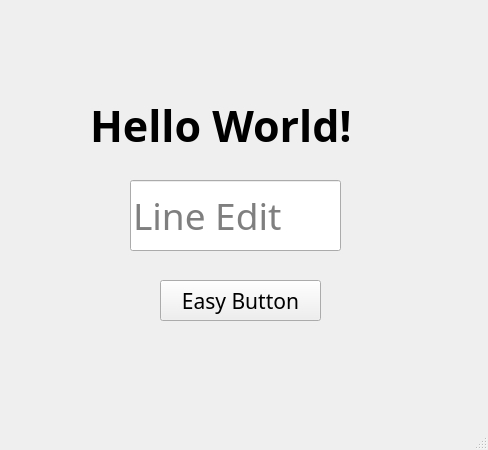
Before: the Qt Designer form src/tf2_gui_tools/ui/mainwindow.ui in HuaTsai/ROS2-TF-Tools, drawn with Qt 5.
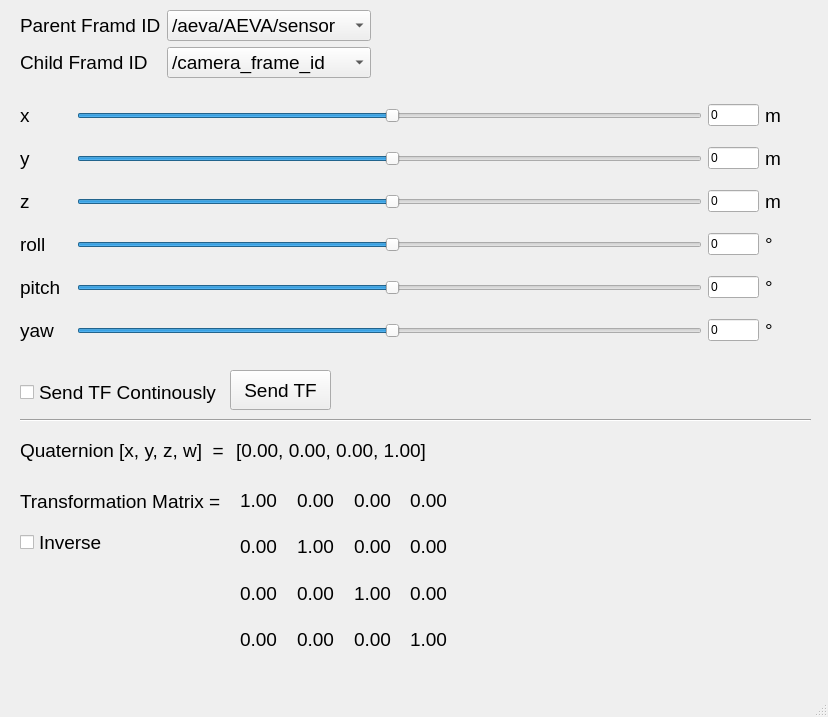
After: the same form once the commit is applied.

Commit message: feat: incorporate ros2 node, ui update

Patch:
```diff
--- a/src/tf2_gui_tools/ui/mainwindow.ui
+++ b/src/tf2_gui_tools/ui/mainwindow.ui
@@ -6,75 +6,784 @@
    <rect>
     <x>0</x>
     <y>0</y>
-    <width>488</width>
-    <height>450</height>
+    <width>828</width>
+    <height>717</height>
    </rect>
   </property>
   <property name="windowTitle">
    <string>MainWindow</string>
   </property>
   <widget class="QWidget" name="centralwidget">
-   <widget class="QLabel" name="label">
+   <widget class="QWidget" name="gridLayoutWidget">
     <property name="geometry">
      <rect>
-      <x>90</x>
+      <x>20</x>
       <y>90</y>
-      <width>331</width>
-      <height>71</height>
+      <width>761</width>
+      <height>271</height>
      </rect>
     </property>
+    <layout class="QGridLayout" name="gridLayout" columnstretch="7,86,7,0">
+     <property name="sizeConstraint">
+      <enum>QLayout::SetDefaultConstraint</enum>
+     </property>
+     <property name="horizontalSpacing">
+      <number>6</number>
+     </property>
+     <item row="0" column="0">
+      <widget class="QLabel" name="lb_x">
+       <property name="font">
+        <font>
+         <pointsize>14</pointsize>
+        </font>
+       </property>
+       <property name="text">
+        <string>x</string>
+       </property>
+      </widget>
+     </item>
+     <item row="5" column="1">
+      <widget class="QSlider" name="slider_rz">
+       <property name="value">
+        <number>50</number>
+       </property>
+       <property name="orientation">
+        <enum>Qt::Horizontal</enum>
+       </property>
+      </widget>
+     </item>
+     <item row="1" column="0">
+      <widget class="QLabel" name="lb_y">
+       <property name="font">
+        <font>
+         <pointsize>14</pointsize>
+        </font>
+       </property>
+       <property name="text">
+        <string>y</string>
+       </property>
+      </widget>
+     </item>
+     <item row="5" column="2">
+      <widget class="QLineEdit" name="le_rz">
+       <property name="sizePolicy">
+        <sizepolicy hsizetype="Preferred" vsizetype="Fixed">
+         <horstretch>0</horstretch>
+         <verstretch>0</verstretch>
+        </sizepolicy>
+       </property>
+       <property name="text">
+        <string>0</string>
+       </property>
+      </widget>
+     </item>
+     <item row="4" column="1">
+      <widget class="QSlider" name="slider_ry">
+       <property name="value">
+        <number>50</number>
+       </property>
+       <property name="orientation">
+        <enum>Qt::Horizontal</enum>
+       </property>
+      </widget>
+     </item>
+     <item row="2" column="2">
+      <widget class="QLineEdit" name="le_z">
+       <property name="sizePolicy">
+        <sizepolicy hsizetype="Preferred" vsizetype="Fixed">
+         <horstretch>0</horstretch>
+         <verstretch>0</verstretch>
+        </sizepolicy>
+       </property>
+       <property name="text">
+        <string>0</string>
+       </property>
+      </widget>
+     </item>
+     <item row="4" column="0">
+      <widget class="QLabel" name="lb_ry">
+       <property name="font">
+        <font>
+         <pointsize>14</pointsize>
+        </font>
+       </property>
+       <property name="text">
+        <string>pitch</string>
+       </property>
+      </widget>
+     </item>
+     <item row="0" column="1">
+      <widget class="QSlider" name="slider_x">
+       <property name="sizePolicy">
+        <sizepolicy hsizetype="Preferred" vsizetype="Fixed">
+         <horstretch>0</horstretch>
+         <verstretch>0</verstretch>
+        </sizepolicy>
+       </property>
+       <property name="value">
+        <number>50</number>
+       </property>
+       <property name="orientation">
+        <enum>Qt::Horizontal</enum>
+       </property>
+      </widget>
+     </item>
+     <item row="3" column="1">
+      <widget class="QSlider" name="slider_rx">
+       <property name="value">
+        <number>50</number>
+       </property>
+       <property name="orientation">
+        <enum>Qt::Horizontal</enum>
+       </property>
+      </widget>
+     </item>
+     <item row="2" column="1">
+      <widget class="QSlider" name="slider_z">
+       <property name="value">
+        <number>50</number>
+       </property>
+       <property name="orientation">
+        <enum>Qt::Horizontal</enum>
+       </property>
+      </widget>
+     </item>
+     <item row="2" column="0">
+      <widget class="QLabel" name="lb_z">
+       <property name="font">
+        <font>
+         <pointsize>14</pointsize>
+        </font>
+       </property>
+       <property name="text">
+        <string>z</string>
+       </property>
+      </widget>
+     </item>
+     <item row="3" column="2">
+      <widget class="QLineEdit" name="le_rx">
+       <property name="sizePolicy">
+        <sizepolicy hsizetype="Preferred" vsizetype="Fixed">
+         <horstretch>0</horstretch>
+         <verstretch>0</verstretch>
+        </sizepolicy>
+       </property>
+       <property name="text">
+        <string>0</string>
+       </property>
+      </widget>
+     </item>
+     <item row="4" column="2">
+      <widget class="QLineEdit" name="le_ry">
+       <property name="sizePolicy">
+        <sizepolicy hsizetype="Preferred" vsizetype="Fixed">
+         <horstretch>0</horstretch>
+         <verstretch>0</verstretch>
+        </sizepolicy>
+       </property>
+       <property name="text">
+        <string>0</string>
+       </property>
+      </widget>
+     </item>
+     <item row="1" column="1">
+      <widget class="QSlider" name="slider_y">
+       <property name="value">
+        <number>50</number>
+       </property>
+       <property name="orientation">
+        <enum>Qt::Horizontal</enum>
+       </property>
+      </widget>
+     </item>
+     <item row="3" column="0">
+      <widget class="QLabel" name="lb_rx">
+       <property name="font">
+        <font>
+         <pointsize>14</pointsize>
+        </font>
+       </property>
+       <property name="text">
+        <string>roll</string>
+       </property>
+      </widget>
+     </item>
+     <item row="5" column="0">
+      <widget class="QLabel" name="lb_rz">
+       <property name="font">
+        <font>
+         <pointsize>14</pointsize>
+        </font>
+       </property>
+       <property name="text">
+        <string>yaw</string>
+       </property>
+      </widget>
+     </item>
+     <item row="0" column="2">
+      <widget class="QLineEdit" name="le_x">
+       <property name="sizePolicy">
+        <sizepolicy hsizetype="Preferred" vsizetype="Fixed">
+         <horstretch>0</horstretch>
+         <verstretch>0</verstretch>
+        </sizepolicy>
+       </property>
+       <property name="text">
+        <string>0</string>
+       </property>
+      </widget>
+     </item>
+     <item row="1" column="2">
+      <widget class="QLineEdit" name="le_y">
+       <property name="sizePolicy">
+        <sizepolicy hsizetype="Preferred" vsizetype="Fixed">
+         <horstretch>0</horstretch>
+         <verstretch>0</verstretch>
+        </sizepolicy>
+       </property>
+       <property name="text">
+        <string>0</string>
+       </property>
+      </widget>
+     </item>
+     <item row="0" column="3">
+      <widget class="QLabel" name="lb_mx">
+       <property name="font">
+        <font>
+         <pointsize>14</pointsize>
+        </font>
+       </property>
+       <property name="text">
+        <string>m</string>
+       </property>
+      </widget>
+     </item>
+     <item row="1" column="3">
+      <widget class="QLabel" name="lb_my">
+       <property name="font">
+        <font>
+         <pointsize>14</pointsize>
+        </font>
+       </property>
+       <property name="text">
+        <string>m</string>
+       </property>
+      </widget>
+     </item>
+     <item row="2" column="3">
+      <widget class="QLabel" name="lb_mz">
+       <property name="font">
+        <font>
+         <pointsize>14</pointsize>
+        </font>
+       </property>
+       <property name="text">
+        <string>m</string>
+       </property>
+      </widget>
+     </item>
+     <item row="3" column="3">
+      <widget class="QLabel" name="lb_dx">
+       <property name="font">
+        <font>
+         <pointsize>14</pointsize>
+        </font>
+       </property>
+       <property name="text">
+        <string>°</string>
+       </property>
+      </widget>
+     </item>
+     <item row="4" column="3">
+      <widget class="QLabel" name="lb_dy">
+       <property name="font">
+        <font>
+         <pointsize>14</pointsize>
+        </font>
+       </property>
+       <property name="text">
+        <string>°</string>
+       </property>
+      </widget>
+     </item>
+     <item row="5" column="3">
+      <widget class="QLabel" name="lb_dz">
+       <property name="font">
+        <font>
+         <pointsize>14</pointsize>
+        </font>
+       </property>
+       <property name="text">
+        <string>°</string>
+       </property>
+      </widget>
+     </item>
+    </layout>
+    <zorder>lb_y</zorder>
+    <zorder>lb_z</zorder>
+    <zorder>lb_rx</zorder>
+    <zorder>lb_ry</zorder>
+    <zorder>lb_rz</zorder>
+    <zorder>slider_y</zorder>
+    <zorder>slider_rx</zorder>
+    <zorder>slider_ry</zorder>
+    <zorder>slider_rz</zorder>
+    <zorder>lb_x</zorder>
+    <zorder>slider_x</zorder>
+    <zorder>le_x</zorder>
+    <zorder>le_y</zorder>
+    <zorder>le_z</zorder>
+    <zorder>le_rx</zorder>
+    <zorder>le_ry</zorder>
+    <zorder>le_rz</zorder>
+    <zorder>lb_mx</zorder>
+    <zorder>lb_my</zorder>
+    <zorder>lb_mz</zorder>
+    <zorder>lb_dx</zorder>
+    <zorder>lb_dy</zorder>
+    <zorder>lb_dz</zorder>
+    <zorder>slider_z</zorder>
+   </widget>
+   <widget class="QWidget" name="formLayoutWidget">
+    <property name="geometry">
+     <rect>
+      <x>20</x>
+      <y>10</y>
+      <width>351</width>
+      <height>70</height>
+     </rect>
+    </property>
+    <layout class="QFormLayout" name="formLayout">
+     <item row="0" column="0">
+      <widget class="QLabel" name="lb_parent">
+       <property name="font">
+        <font>
+         <pointsize>14</pointsize>
+        </font>
+       </property>
+       <property name="text">
+        <string>Parent Framd ID</string>
+       </property>
+      </widget>
+     </item>
+     <item row="1" column="0">
+      <widget class="QLabel" name="lb_child">
+       <property name="font">
+        <font>
+         <pointsize>14</pointsize>
+        </font>
+       </property>
+       <property name="text">
+        <string>Child Framd ID</string>
+       </property>
+      </widget>
+     </item>
+     <item row="0" column="1">
+      <widget class="QComboBox" name="cb_parent">
+       <property name="font">
+        <font>
+         <pointsize>14</pointsize>
+        </font>
+       </property>
+       <item>
+        <property name="text">
+         <string>/aeva/AEVA/sensor</string>
+        </property>
+       </item>
+       <item>
+        <property name="text">
+         <string>/camera_frame_id</string>
+        </property>
+       </item>
+       <item>
+        <property name="text">
+         <string>/map</string>
+        </property>
+       </item>
+      </widget>
+     </item>
+     <item row="1" column="1">
+      <widget class="QComboBox" name="cb_child">
+       <property name="font">
+        <font>
+         <pointsize>14</pointsize>
+        </font>
+       </property>
+       <property name="currentIndex">
+        <number>1</number>
+       </property>
+       <item>
+        <property name="text">
+         <string>/aeva/AEVA/sensor</string>
+        </property>
+       </item>
+       <item>
+        <property name="text">
+         <string>/camera_frame_id</string>
+        </property>
+       </item>
+       <item>
+        <property name="text">
+         <string>/map</string>
+        </property>
+       </item>
+      </widget>
+     </item>
+    </layout>
+   </widget>
+   <widget class="Line" name="line">
+    <property name="geometry">
+     <rect>
+      <x>20</x>
+      <y>410</y>
+      <width>791</width>
+      <height>20</height>
+     </rect>
+    </property>
+    <property name="orientation">
+     <enum>Qt::Horizontal</enum>
+    </property>
+   </widget>
+   <widget class="QPushButton" name="btn_send">
+    <property name="geometry">
+     <rect>
+      <x>230</x>
+      <y>370</y>
+      <width>101</width>
+      <height>40</height>
+     </rect>
+    </property>
     <property name="font">
      <font>
-      <family>CaskaydiaCove Nerd Font Mono</family>
-      <pointsize>32</pointsize>
-      <weight>75</weight>
-      <italic>false</italic>
-      <bold>true</bold>
+      <pointsize>14</pointsize>
      </font>
     </property>
     <property name="text">
-     <string>Hello World!</string>
+     <string>Send TF</string>
     </property>
    </widget>
-   <widget class="QLineEdit" name="lineEdit">
+   <widget class="QCheckBox" name="ckb_cont">
     <property name="geometry">
      <rect>
-      <x>130</x>
-      <y>180</y>
-      <width>211</width>
-      <height>71</height>
+      <x>20</x>
+      <y>380</y>
+      <width>201</width>
+      <height>25</height>
      </rect>
     </property>
     <property name="font">
      <font>
-      <family>CaskaydiaCove Nerd Font Mono</family>
-      <pointsize>28</pointsize>
+      <pointsize>14</pointsize>
+     </font>
+    </property>
+    <property name="text">
+     <string>Send TF Continously</string>
+    </property>
+   </widget>
+   <widget class="QLabel" name="lb_status">
+    <property name="geometry">
+     <rect>
+      <x>310</x>
+      <y>380</y>
+      <width>131</width>
+      <height>21</height>
+     </rect>
+    </property>
+    <property name="font">
+     <font>
+      <pointsize>14</pointsize>
      </font>
     </property>
     <property name="text">
      <string/>
     </property>
-    <property name="placeholderText">
-     <string>Line Edit</string>
-    </property>
    </widget>
-   <widget class="QPushButton" name="pushButton">
+   <widget class="QWidget" name="horizontalLayoutWidget">
     <property name="geometry">
      <rect>
-      <x>160</x>
-      <y>280</y>
-      <width>161</width>
+      <x>20</x>
+      <y>430</y>
+      <width>411</width>
       <height>41</height>
      </rect>
     </property>
+    <layout class="QHBoxLayout" name="horizontalLayout" stretch="0,0">
+     <item>
+      <widget class="QLabel" name="lb_quat">
+       <property name="font">
+        <font>
+         <pointsize>14</pointsize>
+        </font>
+       </property>
+       <property name="text">
+        <string>Quaternion [x, y, z, w]  = </string>
+       </property>
+      </widget>
+     </item>
+     <item>
+      <widget class="QLabel" name="lb_xyzw">
+       <property name="font">
+        <font>
+         <pointsize>14</pointsize>
+        </font>
+       </property>
+       <property name="text">
+        <string>[0.00, 0.00, 0.00, 1.00]</string>
+       </property>
+      </widget>
+     </item>
+    </layout>
+   </widget>
+   <widget class="QLabel" name="lb_tfmtx">
+    <property name="geometry">
+     <rect>
+      <x>20</x>
+      <y>490</y>
+      <width>220</width>
+      <height>23</height>
+     </rect>
+    </property>
+    <property name="sizePolicy">
+     <sizepolicy hsizetype="Preferred" vsizetype="Fixed">
+      <horstretch>0</horstretch>
+      <verstretch>0</verstretch>
+     </sizepolicy>
+    </property>
     <property name="font">
      <font>
-      <family>CaskaydiaCove Nerd Font Mono</family>
-      <pointsize>16</pointsize>
+      <pointsize>14</pointsize>
      </font>
     </property>
     <property name="text">
-     <string>Easy Button</string>
+     <string>Transformation Matrix =</string>
+    </property>
+    <property name="alignment">
+     <set>Qt::AlignLeading|Qt::AlignLeft|Qt::AlignTop</set>
+    </property>
+    <property name="wordWrap">
+     <bool>false</bool>
+    </property>
+   </widget>
+   <widget class="QWidget" name="">
+    <property name="geometry">
+     <rect>
+      <x>240</x>
+      <y>480</y>
+      <width>221</width>
+      <height>179</height>
+     </rect>
+    </property>
+    <layout class="QGridLayout" name="gridLayout_2">
+     <item row="0" column="0">
+      <widget class="QLabel" name="lb_mtx00">
+       <property name="font">
+        <font>
+         <pointsize>14</pointsize>
+        </font>
+       </property>
+       <property name="text">
+        <string>1.00</string>
+       </property>
+      </widget>
+     </item>
+     <item row="2" column="3">
+      <widget class="QLabel" name="lb_mtx23">
+       <property name="font">
+        <font>
+         <pointsize>14</pointsize>
+        </font>
+       </property>
+       <property name="text">
+        <string>0.00</string>
+       </property>
+      </widget>
+     </item>
+     <item row="3" column="0">
+      <widget class="QLabel" name="lb_mtx30">
+       <property name="font">
+        <font>
+         <pointsize>14</pointsize>
+        </font>
+       </property>
+       <property name="text">
+        <string>0.00</string>
+       </property>
+      </widget>
+     </item>
+     <item row="3" column="3">
+      <widget class="QLabel" name="lb_mtx33">
+       <property name="font">
+        <font>
+         <pointsize>14</pointsize>
+        </font>
+       </property>
+       <property name="text">
+        <string>1.00</string>
+       </property>
+      </widget>
+     </item>
+     <item row="3" column="2">
+      <widget class="QLabel" name="lb_mtx32">
+       <property name="font">
+        <font>
+         <pointsize>14</pointsize>
+        </font>
+       </property>
+       <property name="text">
+        <string>0.00</string>
+       </property>
+      </widget>
+     </item>
+     <item row="2" column="1">
+      <widget class="QLabel" name="lb_mtx21">
+       <property name="font">
+        <font>
+         <pointsize>14</pointsize>
+        </font>
+       </property>
+       <property name="text">
+        <string>0.00</string>
+       </property>
+      </widget>
+     </item>
+     <item row="1" column="3">
+      <widget class="QLabel" name="lb_mtx13">
+       <property name="font">
+        <font>
+         <pointsize>14</pointsize>
+        </font>
+       </property>
+       <property name="text">
+        <string>0.00</string>
+       </property>
+      </widget>
+     </item>
+     <item row="3" column="1">
+      <widget class="QLabel" name="lb_mtx31">
+       <property name="font">
+        <font>
+         <pointsize>14</pointsize>
+        </font>
+       </property>
+       <property name="text">
+        <string>0.00</string>
+       </property>
+      </widget>
+     </item>
+     <item row="1" column="2">
+      <widget class="QLabel" name="lb_mtx12">
+       <property name="font">
+        <font>
+         <pointsize>14</pointsize>
+        </font>
+       </property>
+       <property name="text">
+        <string>0.00</string>
+       </property>
+      </widget>
+     </item>
+     <item row="0" column="1">
+      <widget class="QLabel" name="lb_mtx01">
+       <property name="font">
+        <font>
+         <pointsize>14</pointsize>
+        </font>
+       </property>
+       <property name="text">
+        <string>0.00</string>
+       </property>
+      </widget>
+     </item>
+     <item row="2" column="2">
+      <widget class="QLabel" name="lb_mtx22">
+       <property name="font">
+        <font>
+         <pointsize>14</pointsize>
+        </font>
+       </property>
+       <property name="text">
+        <string>1.00</string>
+       </property>
+      </widget>
+     </item>
+     <item row="0" column="2">
+      <widget class="QLabel" name="lb_mtx02">
+       <property name="font">
+        <font>
+         <pointsize>14</pointsize>
+        </font>
+       </property>
+       <property name="text">
+        <string>0.00</string>
+       </property>
+      </widget>
+     </item>
+     <item row="1" column="1">
+      <widget class="QLabel" name="lb_mtx11">
+       <property name="font">
+        <font>
+         <pointsize>14</pointsize>
+        </font>
+       </property>
+       <property name="text">
+        <string>1.00</string>
+       </property>
+      </widget>
+     </item>
+     <item row="0" column="3">
+      <widget class="QLabel" name="lb_mtx03">
+       <property name="font">
+        <font>
+         <pointsize>14</pointsize>
+        </font>
+       </property>
+       <property name="text">
+        <string>0.00</string>
+       </property>
+      </widget>
+     </item>
+     <item row="1" column="0">
+      <widget class="QLabel" name="lb_mtx10">
+       <property name="font">
+        <font>
+         <pointsize>14</pointsize>
+        </font>
+       </property>
+       <property name="text">
+        <string>0.00</string>
+       </property>
+      </widget>
+     </item>
+     <item row="2" column="0">
+      <widget class="QLabel" name="lb_mtx20">
+       <property name="font">
+        <font>
+         <pointsize>14</pointsize>
+        </font>
+       </property>
+       <property name="text">
+        <string>0.00</string>
+       </property>
+      </widget>
+     </item>
+    </layout>
+   </widget>
+   <widget class="QCheckBox" name="ckb_inv">
+    <property name="geometry">
+     <rect>
+      <x>20</x>
+      <y>530</y>
+      <width>91</width>
+      <height>25</height>
+     </rect>
+    </property>
+    <property name="font">
+     <font>
+      <pointsize>14</pointsize>
+     </font>
+    </property>
+    <property name="text">
+     <string>Inverse</string>
     </property>
    </widget>
   </widget>
```
Left out of the diff: 8 changed lines with no effect on the pictures. The commit also changes 6 other files.
